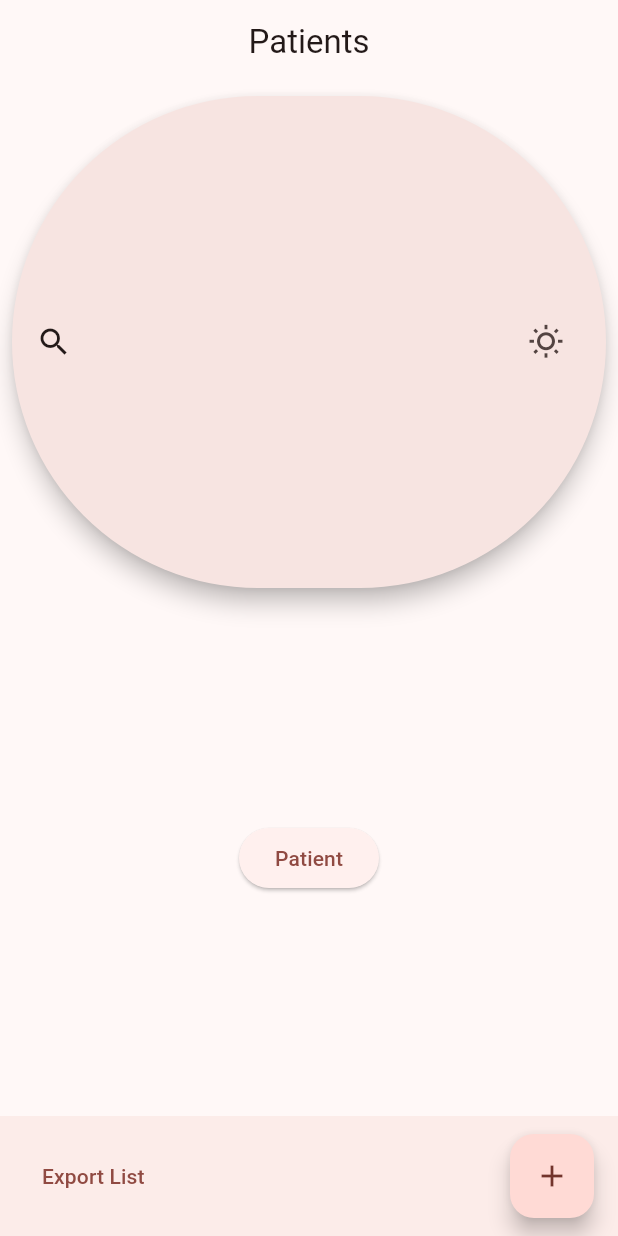
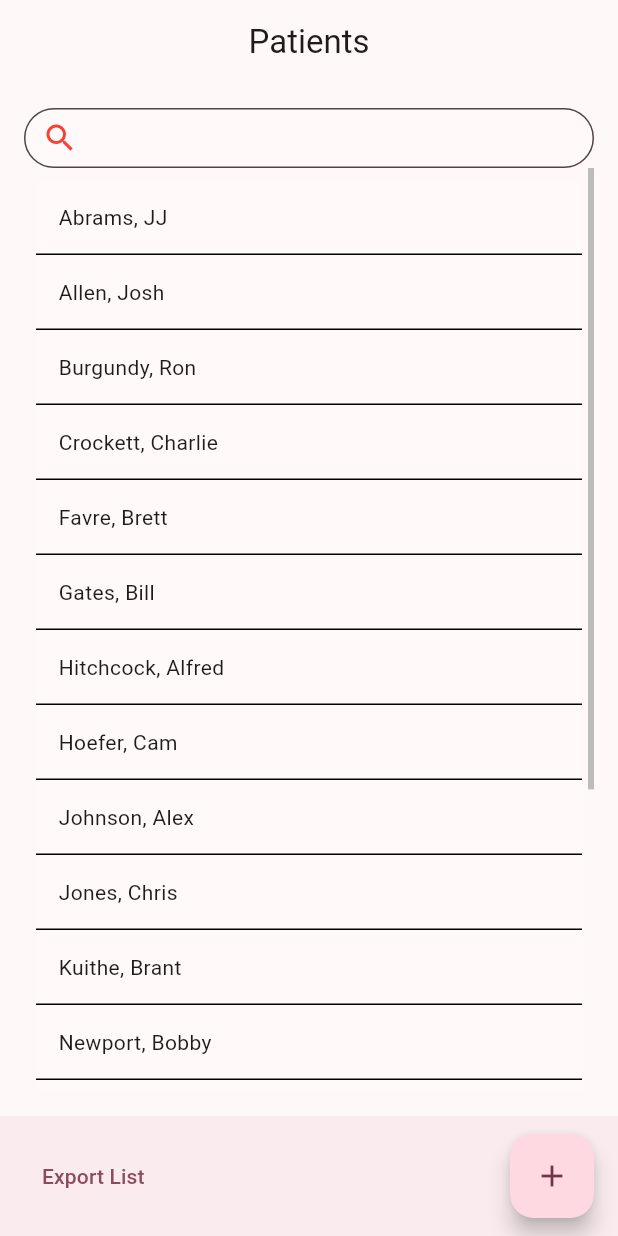
Before and after one commit to pcfino/ureact, a Flutter app: the screen it shows after launch, on a phone screen of 412 x 824 dp. Run offline on Flutter 3.47's test engine with Material 3 defaults, Android fonts, the phone set to English and light mode, and no system bars; our stand-ins replace sensors_plus.

Commit message:
Implemented patient list on main page

```diff
--- a/capstone_project/lib/main.dart
+++ b/capstone_project/lib/main.dart
@@ -1,4 +1,5 @@
 import 'dart:convert';
+import 'package:capstone_project/patient.dart';
 import 'package:flutter/material.dart';
 import 'package:http/http.dart';
 
@@ -47,16 +48,65 @@ void main() {
   );
 }
 
-class MyApp extends StatelessWidget {
+class MyApp extends StatefulWidget {
   const MyApp({super.key});
-  // This widget is the root of your application.
+
+  @override
+  State<MyApp> createState() => _MyApp();
+}
+
+class _MyApp extends State<MyApp> {
+  static List<PatientModel> patientList = [
+    PatientModel("Abby", "Smith"),
+    PatientModel("Alex", "Johnson"),
+    PatientModel("Alfred", "Hitchcock"),
+    PatientModel("Amy", "Winehouse"),
+    PatientModel("Arnold", "Schwarzenegger"),
+    PatientModel("Brant", "Kuithe"),
+    PatientModel("Bob", "Thebuilder"),
+    PatientModel("Bobby", "Newport"),
+    PatientModel("Brett", "Favre"),
+    PatientModel("Bill", "Gates"),
+    PatientModel("Cam", "Hoefer"),
+    PatientModel("Charlie", "Crockett"),
+    PatientModel("Carson", "Wells"),
+    PatientModel("Chris", "Jones"),
+    PatientModel("Carson", "Palmer"),
+    PatientModel("Josh", "Allen"),
+    PatientModel("JJ", "Abrams"),
+    PatientModel("Ron", "Burgundy"),
+  ];
+
+  List<PatientModel> displayPatientList = List.from(patientList);
+  void alphabetize() {
+    displayPatientList.sort((a, b) => a.lastName!.compareTo(b.lastName!));
+  }
+
+  void updateList(String value) {
+    setState(() {
+      displayPatientList = patientList
+          .where((element) =>
+              element.lastName!.toLowerCase().contains(value.toLowerCase()) ||
+              element.firstName!.toLowerCase().contains(value.toLowerCase()) ||
+              ("${element.firstName!} ${element.lastName!}")
+                  .toLowerCase()
+                  .contains(value.toLowerCase()) ||
+              ("${element.lastName!}, ${element.firstName!}")
+                  .toLowerCase()
+                  .contains(value.toLowerCase()))
+          .toList();
+    });
+  }
+
+  final ScrollController scrollController = ScrollController();
+
   @override
   Widget build(BuildContext context) {
-    bool isDark = false;
+    alphabetize();
     return MaterialApp(
       title: 'Patients',
       theme: ThemeData(
-        colorScheme: ColorScheme.fromSeed(seedColor: Colors.red),
+        colorScheme: ColorScheme.fromSeed(seedColor: Colors.black),
         useMaterial3: true,
       ),
       home: Scaffold(
@@ -64,65 +114,57 @@ class MyApp extends StatelessWidget {
           title: const Text('Patients'),
           centerTitle: true,
         ),
-        body: Center(
-          child: Column(
-            children: [
-              Expanded(
-                child: Padding(
-                  padding: const EdgeInsets.all(8.0),
-                  child: SearchAnchor(builder:
-                      (BuildContext context, SearchController controller) {
-                    return SearchBar(
-                      controller: controller,
-                      padding: const MaterialStatePropertyAll<EdgeInsets>(
-                          EdgeInsets.symmetric(horizontal: 16.0)),
-                      onTap: () {
-                        controller.openView();
-                      },
-                      onChanged: (_) {
-                        controller.openView();
-                      },
-                      leading: const Icon(Icons.search),
-                      trailing: <Widget>[
-                        Tooltip(
-                          message: 'Change brightness mode',
-                          child: IconButton(
-                            isSelected: isDark,
-                            onPressed: () {
-                              setState(() {
-                                isDark = !isDark;
-                              });
-                            },
-                            icon: const Icon(Icons.wb_sunny_outlined),
-                            selectedIcon:
-                                const Icon(Icons.brightness_2_outlined),
-                          ),
-                        )
-                      ],
-                    );
-                  }, suggestionsBuilder:
-                      (BuildContext context, SearchController controller) {
-                    return List<ListTile>.generate(5, (int index) {
-                      final String item = 'item $index';
-                      return ListTile(
-                        title: Text(item),
-                        onTap: () {
-                          setState(() {
-                            controller.closeView(item);
-                          });
-                        },
-                      );
-                    });
-                  }),
+        body: Padding(
+          padding: const EdgeInsets.all(16),
+          child: Column(children: [
+            TextField(
+              onChanged: (value) => updateList(value),
+              decoration: InputDecoration(
+                contentPadding: const EdgeInsets.fromLTRB(10, 10, 10, 10),
+                prefixIcon: const Icon(Icons.search),
+                prefixIconColor: Colors.red,
+                constraints: const BoxConstraints(
+                  maxHeight: 40,
+                ),
+                filled: true,
+                fillColor: Colors.white10,
+                border: OutlineInputBorder(
+                  borderRadius: BorderRadius.circular(100.0),
                 ),
               ),
-              Expanded(
-                child: Row(
-                  mainAxisAlignment: MainAxisAlignment.center,
-                  children: [
-                    ElevatedButton(
-                      child: const Text('Patient'),
-                      onPressed: () {
+            ),
+            Expanded(
+              child: Scrollbar(
+                thumbVisibility: true,
+                controller: scrollController,
+                child: ListView.builder(
+                  controller: scrollController,
+                  padding: const EdgeInsets.all(8.0),
+                  itemCount: displayPatientList.length,
+                  itemBuilder: (BuildContext context, int index) {
+                    return GestureDetector(
+                      child: Card(
+                        margin: const EdgeInsets.all(0),
+                        elevation: 0,
+                        color: Colors.white10,
+                        shape: const Border(
+                          bottom: BorderSide(
+                            color: Colors.black,
+                          ),
+                        ),
+                        child: Padding(
+                          padding: const EdgeInsets.all(15.0),
+                          child: Column(
+                            crossAxisAlignment: CrossAxisAlignment.start,
+                            children: [
+                              Text(
+                                "${displayPatientList[index].lastName!}, ${displayPatientList[index].firstName!}",
+                              ),
+                            ],
+                          ),
+                        ),
+                      ),
+                      onTap: () {
                         Navigator.push(
                           context,
                           MaterialPageRoute(
@@ -130,12 +172,12 @@ class MyApp extends StatelessWidget {
                           ),
                         );
                       },
-                    ),
-                  ],
+                    );
+                  },
                 ),
               ),
-            ],
-          ),
+            ),
+          ]),
         ),
         floatingActionButton: FloatingActionButton(
           // backgroundColor: const Color(0xff03dac6),
@@ -157,8 +199,6 @@ class MyApp extends StatelessWidget {
       ),
     );
   }
-
-  void setState(Null Function() param0) {}
 }
 
 class PatientPage extends StatelessWidget {
--- /dev/null
+++ b/capstone_project/lib/patient.dart
@@ -0,0 +1,6 @@
+class PatientModel {
+  String? firstName;
+  String? lastName;
+
+  PatientModel(this.firstName, this.lastName);
+}
--- a/capstone_project/pubspec.yaml
+++ b/capstone_project/pubspec.yaml
@@ -61,9 +61,8 @@ flutter:
   uses-material-design: true
 
   # To add assets to your application, add an assets section, like this:
-  # assets:
-  #   - images/a_dot_burr.jpeg
-  #   - images/a_dot_ham.jpeg
+  assets:
+    - assets/images/
 
   # An image asset can refer to one or more resolution-specific "variants", see
   # https://flutter.dev/assets-and-images/#resolution-aware
```
Also changed, not shown: capstone_project/assets/images/search.png (added).
